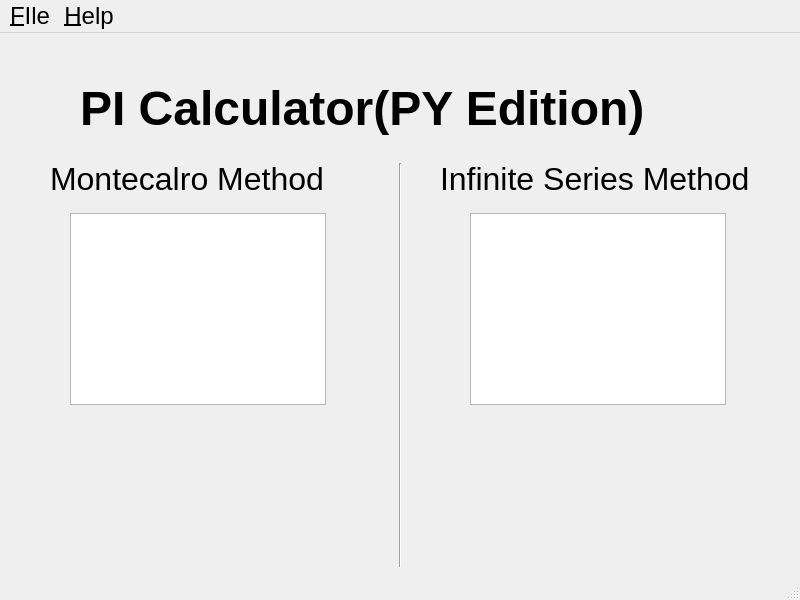
Qt form Programming/Python/PIGUI(Py edition)/PIGUI/form.ui (kenryuS/KenryusSideProjects) before a commit.
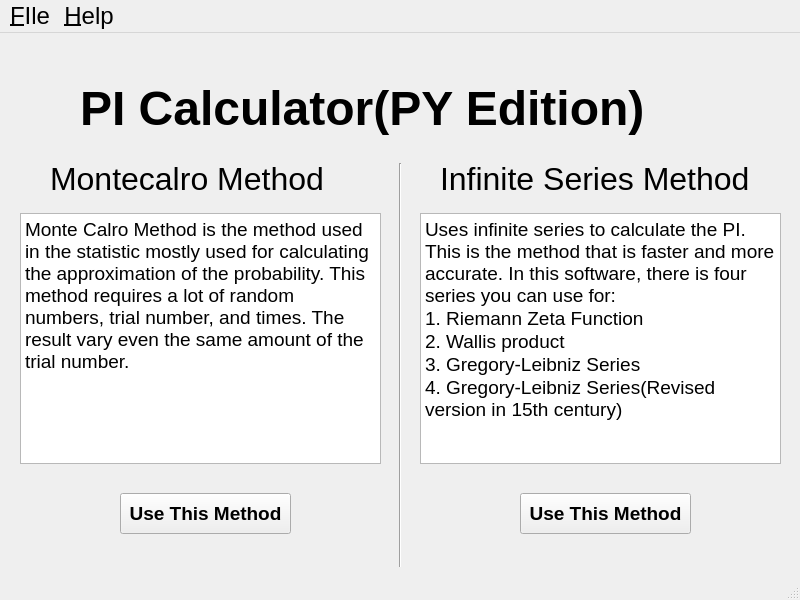
The same form after that commit. Icons and pictures are not drawn.

What changed in the file:
```diff
--- a/Programming/Python/PIGUI(Py edition)/PIGUI/form.ui
+++ b/Programming/Python/PIGUI(Py edition)/PIGUI/form.ui
@@ -112,24 +112,88 @@
    <widget class="QTextBrowser" name="textBrowser">
     <property name="geometry">
      <rect>
-      <x>70</x>
+      <x>20</x>
       <y>180</y>
-      <width>256</width>
-      <height>192</height>
+      <width>361</width>
+      <height>251</height>
      </rect>
     </property>
     <property name="markdown">
-     <string/>
+     <string>Monte Calro Method is the method used in the statistic mostly used for
+calculating the approximation of the probability. This method requires a lot of
+random numbers, trial number, and times. The result vary even the same amount
+of the trial number. 
+
+</string>
+    </property>
+    <property name="html">
+     <string>&lt;!DOCTYPE HTML PUBLIC &quot;-//W3C//DTD HTML 4.0//EN&quot; &quot;http://www.w3.org/TR/REC-html40/strict.dtd&quot;&gt;
+&lt;html&gt;&lt;head&gt;&lt;meta name=&quot;qrichtext&quot; content=&quot;1&quot; /&gt;&lt;meta charset=&quot;utf-8&quot; /&gt;&lt;style type=&quot;text/css&quot;&gt;
+p, li { white-space: pre-wrap; }
+&lt;/style&gt;&lt;/head&gt;&lt;body style=&quot; font-family:'Yu Gothic UI'; font-size:18pt; font-weight:400; font-style:normal;&quot;&gt;
+&lt;p style=&quot; margin-top:0px; margin-bottom:0px; margin-left:0px; margin-right:0px; -qt-block-indent:0; text-indent:0px;&quot;&gt;&lt;span style=&quot; font-size:14pt;&quot;&gt;Monte Calro Method is the method used in the statistic mostly used for calculating the approximation of the probability. This method requires a lot of random numbers, trial number, and times. The result vary even the same amount of the trial number. &lt;/span&gt;&lt;/p&gt;&lt;/body&gt;&lt;/html&gt;</string>
     </property>
    </widget>
    <widget class="QTextBrowser" name="textBrowser_2">
     <property name="geometry">
      <rect>
-      <x>470</x>
+      <x>420</x>
       <y>180</y>
-      <width>256</width>
-      <height>192</height>
+      <width>361</width>
+      <height>251</height>
      </rect>
+    </property>
+    <property name="html">
+     <string>&lt;!DOCTYPE HTML PUBLIC &quot;-//W3C//DTD HTML 4.0//EN&quot; &quot;http://www.w3.org/TR/REC-html40/strict.dtd&quot;&gt;
+&lt;html&gt;&lt;head&gt;&lt;meta name=&quot;qrichtext&quot; content=&quot;1&quot; /&gt;&lt;meta charset=&quot;utf-8&quot; /&gt;&lt;style type=&quot;text/css&quot;&gt;
+p, li { white-space: pre-wrap; }
+&lt;/style&gt;&lt;/head&gt;&lt;body style=&quot; font-family:'Yu Gothic UI'; font-size:18pt; font-weight:400; font-style:normal;&quot;&gt;
+&lt;p style=&quot; margin-top:0px; margin-bottom:0px; margin-left:0px; margin-right:0px; -qt-block-indent:0; text-indent:0px;&quot;&gt;&lt;span style=&quot; font-size:14pt;&quot;&gt;Uses infinite series to calculate the PI. This is the method that is faster and more accurate. In this software, there is four series you can use for:&lt;/span&gt;&lt;/p&gt;
+&lt;p style=&quot; margin-top:0px; margin-bottom:0px; margin-left:0px; margin-right:0px; -qt-block-indent:0; text-indent:0px;&quot;&gt;&lt;span style=&quot; font-size:14pt;&quot;&gt;1. Riemann Zeta Function&lt;/span&gt;&lt;/p&gt;
+&lt;p style=&quot; margin-top:0px; margin-bottom:0px; margin-left:0px; margin-right:0px; -qt-block-indent:0; text-indent:0px;&quot;&gt;&lt;span style=&quot; font-size:14pt;&quot;&gt;2. Wallis product&lt;/span&gt;&lt;/p&gt;
+&lt;p style=&quot; margin-top:0px; margin-bottom:0px; margin-left:0px; margin-right:0px; -qt-block-indent:0; text-indent:0px;&quot;&gt;&lt;span style=&quot; font-size:14pt;&quot;&gt;3. Gregory-Leibniz Series&lt;/span&gt;&lt;/p&gt;
+&lt;p style=&quot; margin-top:0px; margin-bottom:0px; margin-left:0px; margin-right:0px; -qt-block-indent:0; text-indent:0px;&quot;&gt;&lt;span style=&quot; font-size:14pt;&quot;&gt;4. Gregory-Leibniz Series(Revised version in 15th century)&lt;/span&gt;&lt;/p&gt;&lt;/body&gt;&lt;/html&gt;</string>
+    </property>
+   </widget>
+   <widget class="QPushButton" name="pushButton">
+    <property name="geometry">
+     <rect>
+      <x>120</x>
+      <y>460</y>
+      <width>171</width>
+      <height>41</height>
+     </rect>
+    </property>
+    <property name="font">
+     <font>
+      <pointsize>14</pointsize>
+      <bold>true</bold>
+      <underline>false</underline>
+      <kerning>true</kerning>
+     </font>
+    </property>
+    <property name="text">
+     <string>Use This Method</string>
+    </property>
+   </widget>
+   <widget class="QPushButton" name="pushButton_2">
+    <property name="geometry">
+     <rect>
+      <x>520</x>
+      <y>460</y>
+      <width>171</width>
+      <height>41</height>
+     </rect>
+    </property>
+    <property name="font">
+     <font>
+      <pointsize>14</pointsize>
+      <italic>false</italic>
+      <bold>true</bold>
+     </font>
+    </property>
+    <property name="text">
+     <string>Use This Method</string>
     </property>
    </widget>
   </widget>
```
